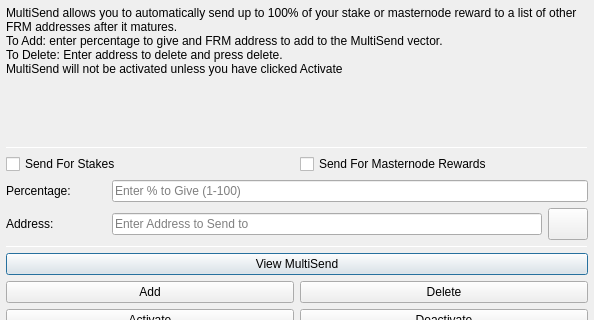
Above: src/qt/forms/multisenddialog.ui from feirm/feirm before the change; both pictures show x 0 to 594 and y 0 to 320 of the 594 by 523 pixel window. Below: the same form after it.
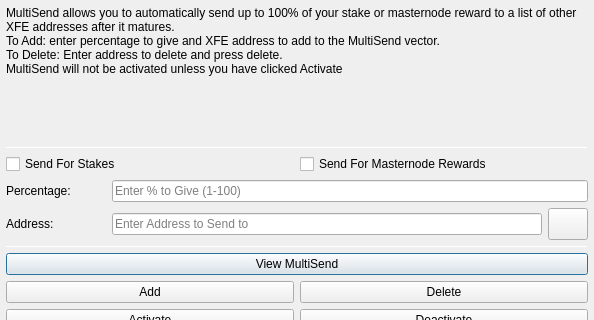
That is the form after the change. Icons and pictures are not drawn.

Patch:
```diff
--- a/src/qt/forms/multisenddialog.ui
+++ b/src/qt/forms/multisenddialog.ui
@@ -37,8 +37,8 @@
         <number>1</number>
        </property>
        <property name="text">
-        <string>MultiSend allows you to automatically send up to 100% of your stake or masternode reward to a list of other FRM addresses after it matures.
-To Add: enter percentage to give and FRM address to add to the MultiSend vector.
+        <string>MultiSend allows you to automatically send up to 100% of your stake or masternode reward to a list of other XFE addresses after it matures.
+To Add: enter percentage to give and XFE address to add to the MultiSend vector.
 To Delete: Enter address to delete and press delete.
 MultiSend will not be activated unless you have clicked Activate</string>
        </property>
```
